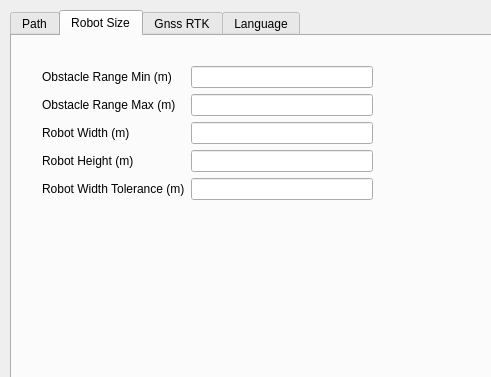
Old version of the form src/robot_gui/ui/subwindow_system.ui in the repository 7174952/amr-3d-lidar-ros2; both pictures show x 0 to 491 and y 0 to 377 of the 834 by 524 pixel window.
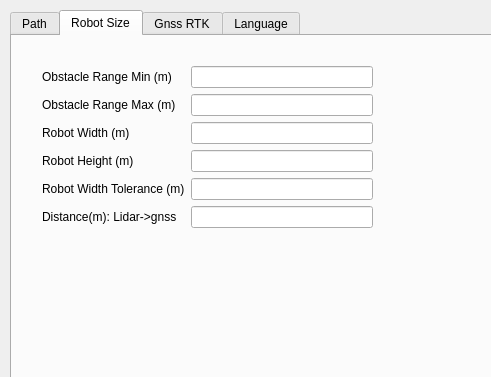
New version of the form. The open tabs and pages were chosen to show the change.

```diff
--- a/src/robot_gui/ui/subwindow_system.ui
+++ b/src/robot_gui/ui/subwindow_system.ui
@@ -332,6 +332,16 @@
       <item row="4" column="1">
        <widget class="QLineEdit" name="lineEdit_obstTolerance"/>
       </item>
+      <item row="5" column="0">
+       <widget class="QLabel" name="label_distanceLidarToGnss">
+        <property name="text">
+         <string>Distance(m): Lidar-&gt;gnss</string>
+        </property>
+       </widget>
+      </item>
+      <item row="5" column="1">
+       <widget class="QLineEdit" name="lineEdit_distanceLidarToGnss"/>
+      </item>
      </layout>
     </widget>
    </widget>
```
Left out of the diff: 4 changed lines with no effect on the pictures.
